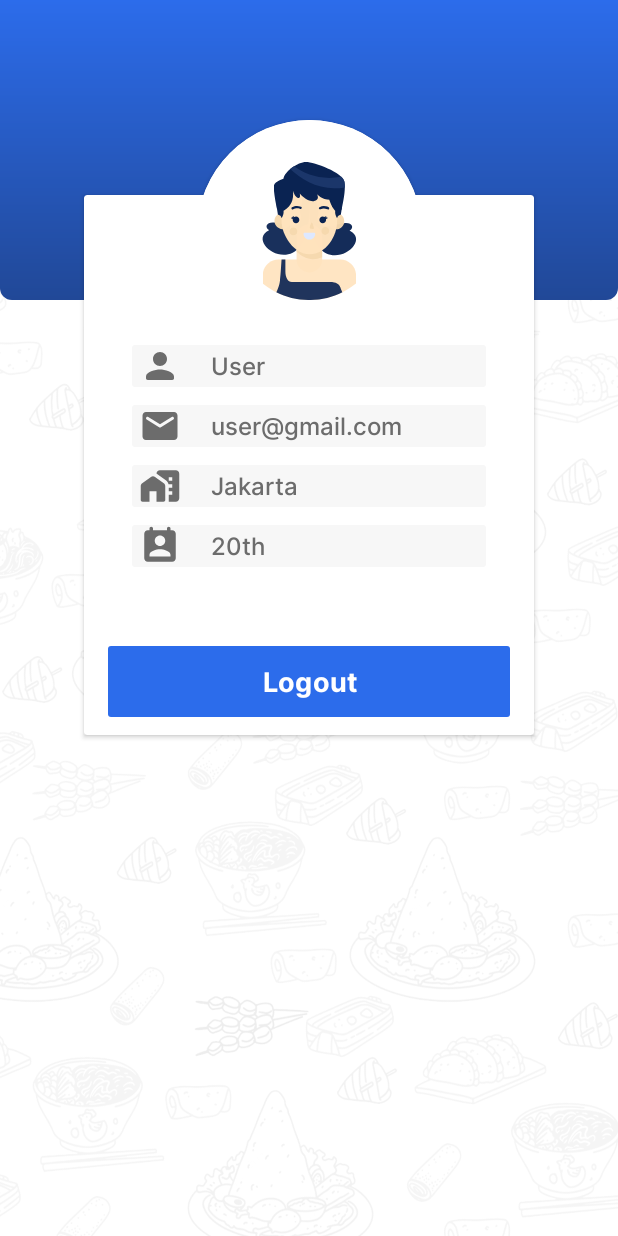
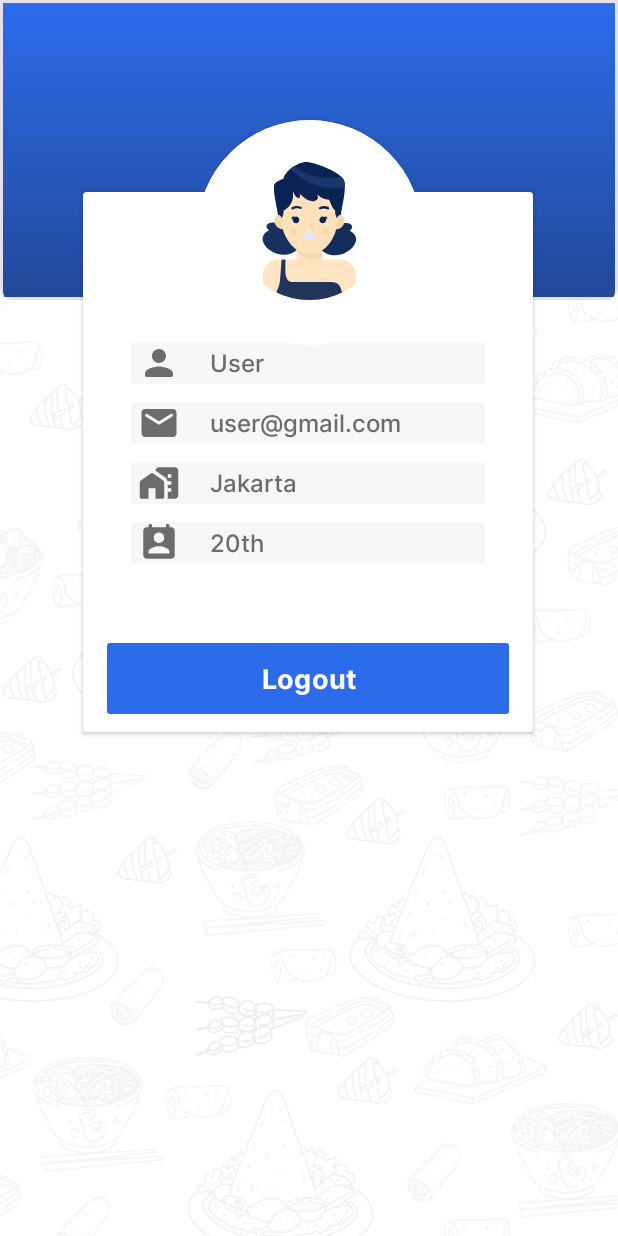
Before and after one commit to keeptrain/Culinarix-App, an Android app: the ProfileActivity screen opened directly, with no data from a screen before it, on a phone screen of 412 x 824 dp. Run offline under Robolectric (Android 15) with nearby library versions, the phone set to English and light mode, and no system bars; network calls fail.

Commit message:
last for me

```diff
--- a/app/src/main/res/layout/activity_content_based.xml
+++ b/app/src/main/res/layout/activity_content_based.xml
@@ -15,6 +15,7 @@
         android:layout_width="300dp"
         android:layout_height="300dp"
         app:cardCornerRadius="8dp"
+        android:backgroundTint="@color/white"
         app:layout_constraintBottom_toBottomOf="parent"
         app:layout_constraintEnd_toEndOf="parent"
         app:layout_constraintStart_toStartOf="parent"
@@ -33,6 +34,7 @@
             android:layout_marginStart="46dp"
             android:layout_marginTop="95dp"
             android:layout_marginEnd="46dp"
+            android:textColor="@color/black"
             android:fontFamily="@font/intermedium"
             android:text="@string/contentbased"
             android:textAlignment="center"
@@ -75,6 +77,7 @@
             android:layout_marginEnd="16dp"
             android:background="@drawable/bg_contentb"
             android:hint="Type here.."
+            android:textColor="@color/black"
             android:paddingStart="30dp"
             android:textSize="14sp"
             android:fontFamily="@font/intermedium"
--- a/app/src/main/res/layout/activity_main.xml
+++ b/app/src/main/res/layout/activity_main.xml
@@ -4,7 +4,8 @@
     xmlns:tools="http://schemas.android.com/tools"
     android:layout_width="match_parent"
     android:layout_height="match_parent"
-    tools:context=".ui.main.MainActivity">
+    tools:context=".ui.main.MainActivity"
+    android:background="@color/white">
 
     <androidx.cardview.widget.CardView
         android:id="@+id/cd_banner"
@@ -63,6 +64,7 @@
         android:layout_marginTop="16dp"
         android:layout_marginEnd="20dp"
         app:queryHint="Search.."
+        android:textColor="@color/black"
         app:iconifiedByDefault="false"
         android:background="@drawable/bg_search"
         app:layout_constraintEnd_toEndOf="parent"
@@ -78,6 +80,7 @@
         android:layout_marginEnd="20dp"
         android:fontFamily="@font/interextrabold"
         android:text="@string/recomends"
+        android:textColor="@color/black"
         android:textSize="20sp"
         app:layout_constraintEnd_toEndOf="parent"
         app:layout_constraintStart_toStartOf="parent"
--- a/app/src/main/res/layout/activity_profile.xml
+++ b/app/src/main/res/layout/activity_profile.xml
@@ -14,25 +14,25 @@
         android:layout_height="200dp"
         app:layout_constraintEnd_toEndOf="parent"
         app:layout_constraintStart_toStartOf="parent"
-        app:layout_constraintTop_toTopOf="parent"/>
+        app:layout_constraintTop_toTopOf="parent">
 
-    <View
-        android:layout_width="match_parent"
-        android:layout_height="200dp"
-        android:background="@drawable/bg_bannerprofile"
-        app:layout_constraintEnd_toEndOf="parent"
-        app:layout_constraintStart_toStartOf="parent"
-        app:layout_constraintTop_toTopOf="parent" />
+        <View
+            android:layout_width="match_parent"
+            android:layout_height="200dp"
+            android:background="@drawable/bg_bannerprofile" />
+    </com.google.android.material.card.MaterialCardView>
 
 
     <androidx.cardview.widget.CardView
         android:layout_width="300dp"
         android:layout_height="360dp"
         android:layout_marginStart="16dp"
-        android:layout_marginTop="130dp"
+        android:layout_marginTop="128dp"
         android:layout_marginEnd="16dp"
         app:cardCornerRadius="2dp"
+        android:backgroundTint="@color/white"
         app:layout_constraintEnd_toEndOf="parent"
+        app:layout_constraintHorizontal_bias="0.493"
         app:layout_constraintStart_toStartOf="parent"
         app:layout_constraintTop_toTopOf="parent">
 
@@ -72,10 +72,10 @@
         <androidx.appcompat.widget.LinearLayoutCompat
             android:layout_width="match_parent"
             android:layout_height="wrap_content"
-            android:background="@drawable/bg_profile"
             android:layout_marginStart="32dp"
             android:layout_marginTop="140dp"
             android:layout_marginEnd="32dp"
+            android:background="@drawable/bg_profile"
             android:orientation="horizontal">
 
             <ImageView
@@ -103,10 +103,10 @@
         <androidx.appcompat.widget.LinearLayoutCompat
             android:layout_width="match_parent"
             android:layout_height="wrap_content"
-            android:background="@drawable/bg_profile"
             android:layout_marginStart="32dp"
             android:layout_marginTop="180dp"
             android:layout_marginEnd="32dp"
+            android:background="@drawable/bg_profile"
             android:orientation="horizontal">
 
             <ImageView
@@ -134,10 +134,10 @@
         <androidx.appcompat.widget.LinearLayoutCompat
             android:layout_width="match_parent"
             android:layout_height="wrap_content"
-            android:background="@drawable/bg_profile"
             android:layout_marginStart="32dp"
             android:layout_marginTop="220dp"
             android:layout_marginEnd="32dp"
+            android:background="@drawable/bg_profile"
             android:orientation="horizontal">
 
             <ImageView
@@ -172,8 +172,8 @@
             android:layout_marginBottom="8dp"
             android:fontFamily="@font/interbold"
             android:text="Logout"
+            android:textSize="18sp"
             app:cornerRadius="2dp"
-            android:textSize="18sp"
             app:layout_constraintBottom_toBottomOf="parent"
             app:layout_constraintEnd_toEndOf="parent"
             app:layout_constraintStart_toStartOf="parent" />
--- a/app/src/main/res/layout/custom_window.xml
+++ b/app/src/main/res/layout/custom_window.xml
@@ -53,6 +53,7 @@
                 android:layout_gravity="center_vertical"
                 android:layout_marginStart="80dp"
                 android:layout_marginEnd="8dp"
+                android:textColor="@color/black"
                 android:fontFamily="@font/intermedium"
                 android:justificationMode="inter_word"
                 android:text="@string/alamat"
--- a/app/src/main/res/layout/top_rated_item.xml
+++ b/app/src/main/res/layout/top_rated_item.xml
@@ -38,6 +38,7 @@
             android:layout_width="match_parent"
             android:layout_height="130dp"
             app:cardCornerRadius="2dp"
+            android:backgroundTint="@color/white"
             app:layout_constraintBottom_toBottomOf="parent"
             app:layout_constraintEnd_toEndOf="parent"
             app:layout_constraintStart_toStartOf="parent"
@@ -51,6 +52,7 @@
                 android:layout_marginTop="16dp"
                 android:layout_marginEnd="80dp"
                 android:fontFamily="@font/interextrabold"
+                android:textColor="@color/black"
                 android:maxLines="1"
                 android:text="@string/name"
                 android:textSize="20sp"
```
Also changed, not shown: app/src/main/res/layout/activity_detail.xml (+5 -4 lines), app/src/main/res/layout/activity_login.xml (+7 -1 lines), app/src/main/res/layout/activity_signup.xml (+9 -1 lines).
